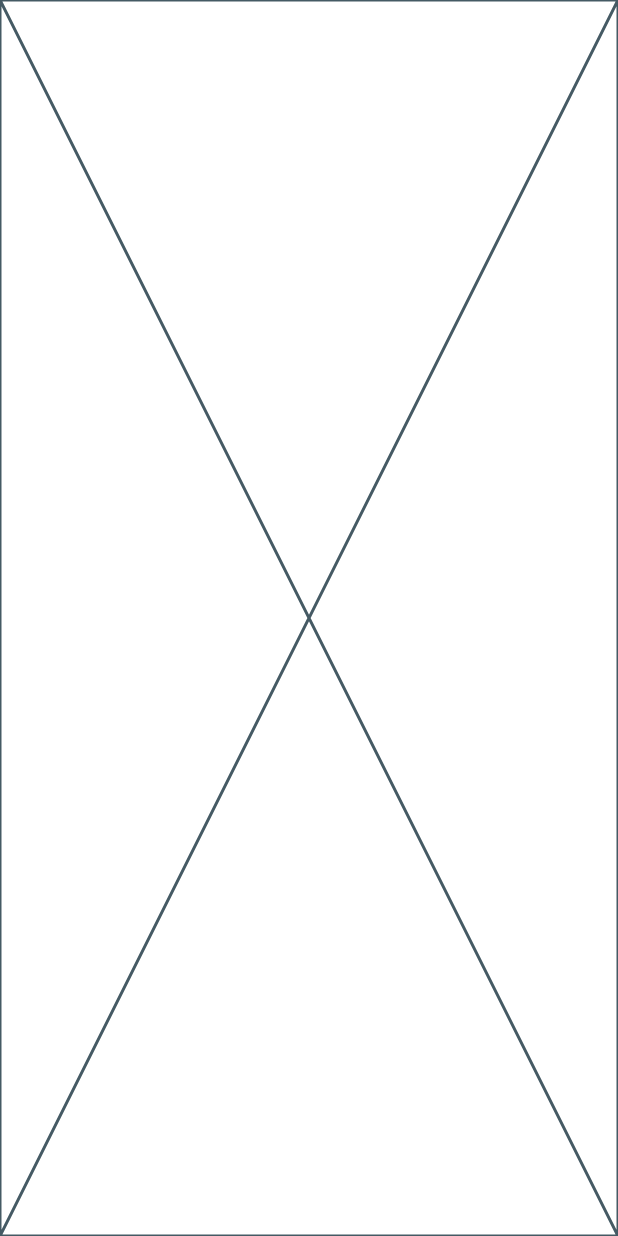
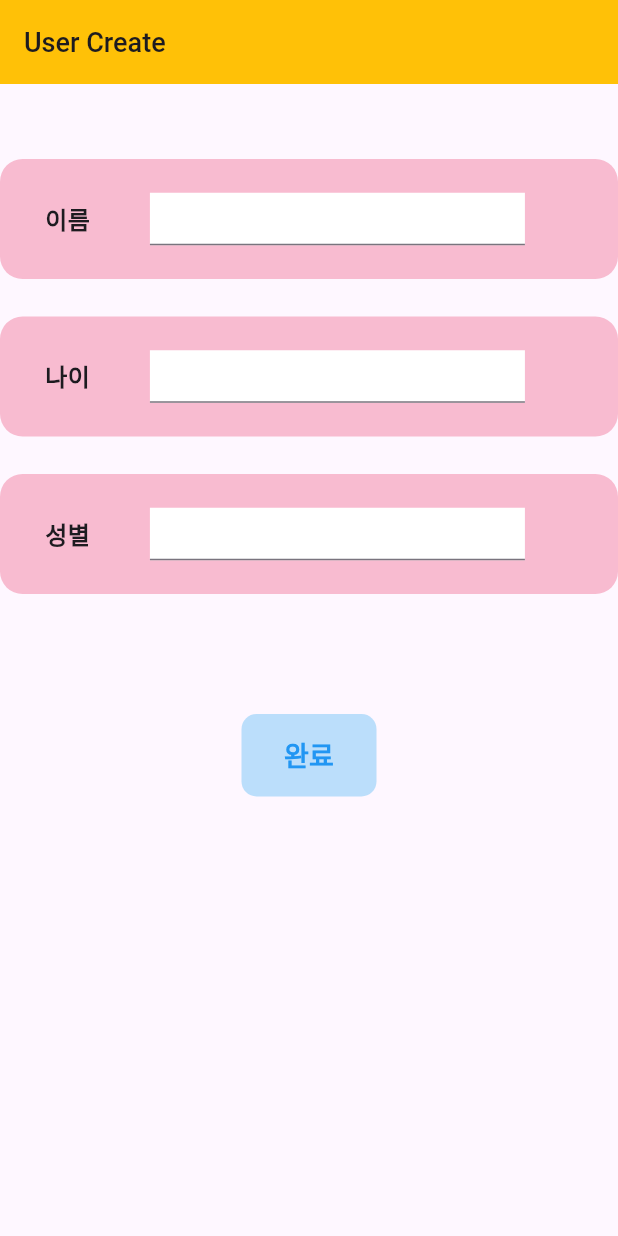
Before and after one commit to flutteam/firebase_getset_userdata, a Flutter app: the screen it shows after launch, on a phone screen of 412 x 824 dp. Run offline on Flutter 3.47's test engine with Material 3 defaults, Android fonts, the phone set to English and light mode, and no system bars; our stand-ins replace cloud_firestore, firebase_core; accounts and stored records are empty.

Commit message:
make UI + Add Create User Data func

```diff
--- a/lib/main.dart
+++ b/lib/main.dart
@@ -2,9 +2,9 @@
 import 'package:firebase_getset_userdata/firebase_options.dart';
 import 'package:flutter/material.dart';
 import 'package:firebase_core/firebase_core.dart';
+import './set_data/set_screen.dart';
 
 void main() async {
-  initializeFirebase();
   runApp(const MyApp());
 }
 
@@ -20,8 +20,12 @@
 
   @override
   Widget build(BuildContext context) {
-    readData();
-    return const Placeholder();
+    initializeFirebase();
+    // readData();
+    // return const Placeholder();
+    return MaterialApp(
+      home: SetScreen(),
+    );
   }
 }
 
--- /dev/null
+++ b/lib/set_data/set_model.dart
@@ -0,0 +1,18 @@
+import 'package:firebase_getset_userdata/firebase/firebase_constant.dart';
+
+class User {
+  // methods
+  static Future<bool> setUserData(
+      {required String name, required int age, required String gender}) async {
+    try {
+      await FirebaseManager.db.collection("user").doc().set({
+        "name": name,
+        "age": age,
+        "gender": gender,
+      });
+      return true;
+    } catch (err) {
+      return false;
+    }
+  }
+}
--- /dev/null
+++ b/lib/set_data/set_screen.dart
@@ -0,0 +1,276 @@
+// ignore_for_file: avoid_print, must_be_immutable
+import 'package:firebase_getset_userdata/set_data/set_model.dart';
+import 'package:flutter/material.dart';
+
+class SetScreen extends StatelessWidget {
+  SetScreen({super.key});
+
+  final nameTextFieldController = TextEditingController();
+  final ageTextFieldController = TextEditingController();
+  final genderTextFieldController = TextEditingController();
+  String name = "";
+  int age = -1;
+  String gender = "";
+
+  /// DB에 정보를 User 정보를 저장하는 함수
+  void completionButtonPressed({required BuildContext context}) {
+    if (name == "" || age == -1 || gender == "") {
+      createDialog(
+        context: context,
+        title: "내용 부족",
+        description: "내용을 입력하세요",
+      );
+      return;
+    }
+    User.setUserData(name: name, age: age, gender: gender);
+    createDialog(
+      context: context,
+      title: "유저 생성",
+      description: "유저 정보가 생성되었습니다.",
+    );
+    clearTextField();
+  }
+
+  void clearTextField() {
+    nameTextFieldController.clear();
+    ageTextFieldController.clear();
+    genderTextFieldController.clear();
+  }
+
+  void createDialog({
+    required BuildContext context,
+    required String title,
+    required String description,
+  }) {
+    showDialog(
+      context: context,
+      builder: (BuildContext context) {
+        return AlertDialog(
+          shape:
+              RoundedRectangleBorder(borderRadius: BorderRadius.circular(10.0)),
+          //Dialog Main Title
+          title: Column(
+            children: [
+              Text(title),
+            ],
+          ),
+          content: Column(
+            mainAxisSize: MainAxisSize.min,
+            crossAxisAlignment: CrossAxisAlignment.center,
+            children: [
+              Text(
+                description,
+              ),
+            ],
+          ),
+          actions: [
+            Center(
+              child: TextButton(
+                child: const Text(
+                  "확인",
+                  style: TextStyle(
+                    fontSize: 16,
+                    fontWeight: FontWeight.bold,
+                    color: Colors.blue,
+                  ),
+                ),
+                onPressed: () {
+                  Navigator.pop(context);
+                },
+              ),
+            ),
+          ],
+        );
+      },
+    );
+  }
+
+  @override
+  Widget build(BuildContext context) {
+    return Scaffold(
+      appBar: AppBar(
+        backgroundColor: Colors.amber[500],
+        title: const Text(
+          "User Create",
+          style: TextStyle(
+            fontSize: 18,
+            fontWeight: FontWeight.w500,
+          ),
+        ),
+      ),
+      body: GestureDetector(
+        onTap: () {
+          FocusScope.of(context).requestFocus(FocusNode());
+        },
+        child: SingleChildScrollView(
+          child: Column(
+            children: [
+              const SizedBox(
+                height: 50,
+              ),
+              Container(
+                padding: const EdgeInsets.symmetric(horizontal: 10),
+                height: 80,
+                decoration: BoxDecoration(
+                  color: Colors.pink[100],
+                  borderRadius: BorderRadiusDirectional.circular(15),
+                ),
+                child: Row(
+                  children: [
+                    const SizedBox(
+                      width: 20,
+                    ),
+                    const Text(
+                      "이름",
+                      textAlign: TextAlign.left,
+                      style: TextStyle(
+                        fontSize: 16,
+                        fontWeight: FontWeight.w600,
+                      ),
+                    ),
+                    const SizedBox(
+                      width: 40,
+                    ),
+                    Container(
+                      width: 250,
+                      height: 35,
+                      decoration: const BoxDecoration(
+                        color: Colors.white,
+                      ),
+                      child: TextField(
+                        controller: nameTextFieldController,
+                        onChanged: ((text) {
+                          name = text;
+                        }),
+                        decoration: const InputDecoration(),
+                      ),
+                    ),
+                  ],
+                ),
+              ),
+              const SizedBox(
+                height: 25,
+              ),
+              Container(
+                padding: const EdgeInsets.symmetric(horizontal: 10),
+                height: 80,
+                decoration: BoxDecoration(
+                  color: Colors.pink[100],
+                  borderRadius: BorderRadiusDirectional.circular(15),
+                ),
+                child: Row(
+                  children: [
+                    const SizedBox(
+                      width: 20,
+                    ),
+                    const Text(
+                      "나이",
+                      textAlign: TextAlign.left,
+                      style: TextStyle(
+                        fontSize: 16,
+                        fontWeight: FontWeight.w600,
+                      ),
+                    ),
+                    const SizedBox(
+                      width: 40,
+                    ),
+                    Container(
+                      width: 250,
+                      height: 35,
+                      decoration: const BoxDecoration(
+                        color: Colors.white,
+                      ),
+                      child: TextField(
+                        keyboardType: TextInputType.number,
+                        controller: ageTextFieldController,
+                        onChanged: ((text) {
+                          int? inputValue = int.tryParse(text);
+                          if (inputValue != null) {
+                            // 정수로 변환된 값 사용
+                            age = inputValue;
+                          } else {
+                            print('올바른 숫자를 입력하세요.');
+                          }
+                        }),
+                      ),
+                    ),
+                  ],
+                ),
+              ),
+              const SizedBox(
+                height: 25,
+              ),
+              Container(
+                padding: const EdgeInsets.symmetric(horizontal: 10),
+                height: 80,
+                decoration: BoxDecoration(
+                  color: Colors.pink[100],
+                  borderRadius: BorderRadiusDirectional.circular(15),
+                ),
+                child: Row(
+                  children: [
+                    const SizedBox(
+                      width: 20,
+                    ),
+                    const Text(
+                      "성별",
+                      textAlign: TextAlign.left,
+                      style: TextStyle(
+                        fontSize: 16,
+                        fontWeight: FontWeight.w600,
+                      ),
+                    ),
+                    const SizedBox(
+                      width: 40,
+                    ),
+                    Container(
+                      width: 250,
+                      height: 35,
+                      decoration: const BoxDecoration(
+                        color: Colors.white,
+                      ),
+                      child: TextField(
+                        controller: genderTextFieldController,
+                        onChanged: ((text) {
+                          gender = text;
+                        }),
+                        decoration: const InputDecoration(),
+                      ),
+                    ),
+                  ],
+                ),
+              ),
+              const SizedBox(
+                height: 80,
+              ),
+              Container(
+                padding: const EdgeInsets.symmetric(horizontal: 10),
+                height: 55,
+                width: 90,
+                decoration: BoxDecoration(
+                  color: Colors.blue[100],
+                  borderRadius: BorderRadiusDirectional.circular(10),
+                ),
+                child: Center(
+                  child: TextButton(
+                    onPressed: () {
+                      completionButtonPressed(context: context);
+                    },
+                    child: const Text(
+                      "완료",
+                      style: TextStyle(
+                        fontSize: 18,
+                        fontWeight: FontWeight.w600,
+                        color: Colors.blue,
+                      ),
+                    ),
+                  ),
+                ),
+              ),
+            ],
+          ),
+        ),
+      ),
+    );
+  }
+}
--- a/pubspec.yaml
+++ b/pubspec.yaml
@@ -37,8 +37,6 @@ dependencies:
   # The following adds the Cupertino Icons font to your application.
   # Use with the CupertinoIcons class for iOS style icons.
   cupertino_icons: ^1.0.2
-  firebase_core: ^2.24.2
-  cloud_firestore: ^4.14.0
 
 dev_dependencies:
   flutter_test:
```
Also changed, not shown: 1 other file.
